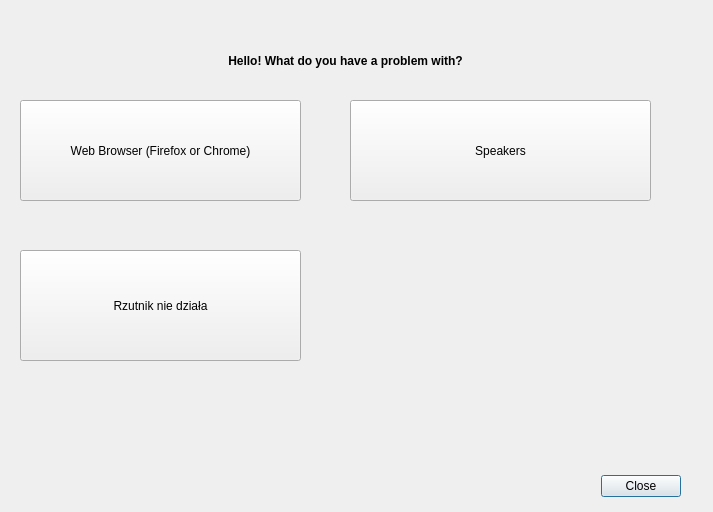
Old version of the form ui/problem_dialog.ui in the repository Atrate/qSchoolHelper.
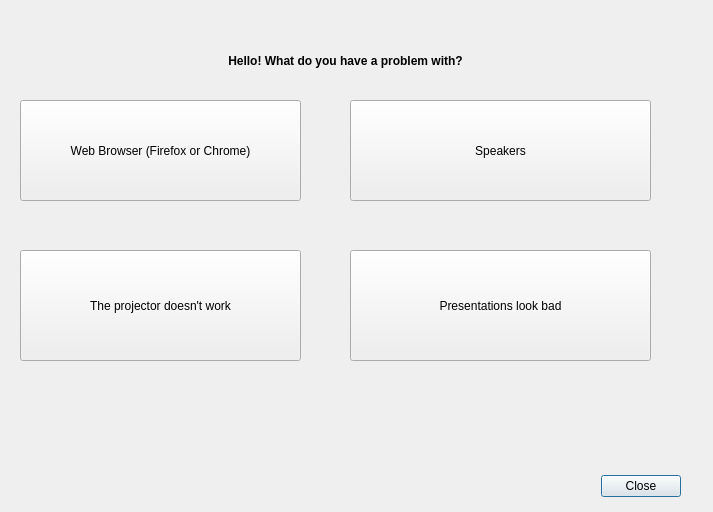
New version of the form.

Diff of the .ui file:
```diff
--- a/ui/problem_dialog.ui
+++ b/ui/problem_dialog.ui
@@ -73,8 +73,13 @@
      <height>111</height>
     </rect>
    </property>
+   <property name="font">
+    <font>
+     <italic>false</italic>
+    </font>
+   </property>
    <property name="text">
-    <string>Rzutnik nie działa</string>
+    <string>The projector doesn't work</string>
    </property>
   </widget>
   <widget class="QPushButton" name="pushButton_3">
@@ -90,6 +95,19 @@
     <string>Speakers</string>
    </property>
   </widget>
+  <widget class="QPushButton" name="pushButton_4">
+   <property name="geometry">
+    <rect>
+     <x>350</x>
+     <y>250</y>
+     <width>301</width>
+     <height>111</height>
+    </rect>
+   </property>
+   <property name="text">
+    <string>Presentations look bad</string>
+   </property>
+  </widget>
  </widget>
  <resources/>
  <connections>
```
